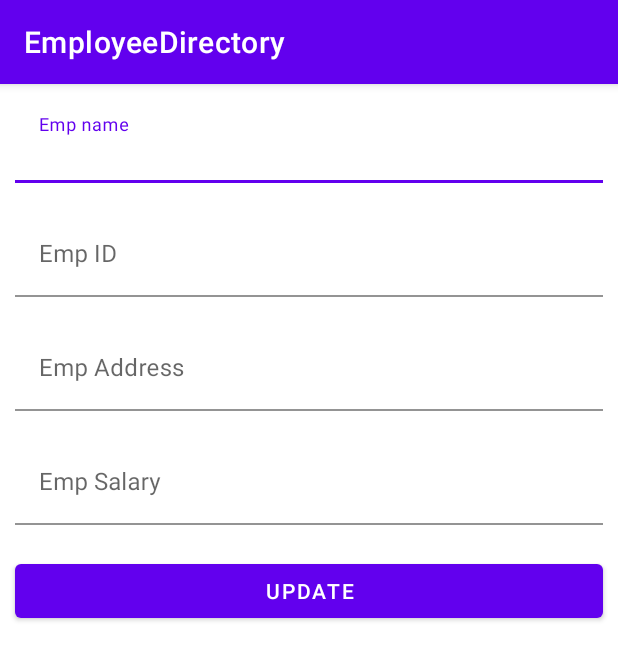
After one commit to AP-Skill-Development-Corporation/AAD-SRM-Internship-2K21, an Android app: the UpdateActivity screen opened directly, with no data from a screen before it, on a phone screen of 412 x 824 dp. The commit adds this screen. Shown: the top 660 px of the screen. Run offline under Robolectric (Android 15) with nearby library versions, the phone set to English and light mode, and no system bars; our stand-ins replace data binding.

Commit message:
Room Db upto xml update  commit

```diff
--- a/EmployeeDirectory/app/src/main/AndroidManifest.xml
+++ b/EmployeeDirectory/app/src/main/AndroidManifest.xml
@@ -9,6 +9,7 @@
         android:roundIcon="@mipmap/ic_launcher_round"
         android:supportsRtl="true"
         android:theme="@style/Theme.EmployeeDirectory">
+        <activity android:name=".UpdateActivity"></activity>
         <activity android:name=".MainActivity">
             <intent-filter>
                 <action android:name="android.intent.action.MAIN" />
--- /dev/null
+++ b/EmployeeDirectory/app/src/main/java/com/example/employeedirectory/UpdateActivity.java
@@ -0,0 +1,18 @@
+package com.example.employeedirectory;
+
+import androidx.appcompat.app.AppCompatActivity;
+
+import android.os.Bundle;
+import android.view.View;
+
+public class UpdateActivity extends AppCompatActivity {
+
+    @Override
+    protected void onCreate(Bundle savedInstanceState) {
+        super.onCreate(savedInstanceState);
+        setContentView(R.layout.activity_update);
+    }
+
+    public void updateData(View view) {
+    }
+}
--- /dev/null
+++ b/EmployeeDirectory/app/src/main/res/layout/activity_update.xml
@@ -0,0 +1,69 @@
+<?xml version="1.0" encoding="utf-8"?>
+<layout
+    xmlns:android="http://schemas.android.com/apk/res/android"
+    xmlns:app="http://schemas.android.com/apk/res-auto"
+    xmlns:tools="http://schemas.android.com/tools"
+    tools:context=".UpdateActivity">
+
+<LinearLayout
+    android:orientation="vertical"
+    android:layout_width="match_parent"
+    android:layout_height="match_parent"
+    >
+    <com.google.android.material.textfield.TextInputLayout
+        android:layout_width="match_parent"
+        android:layout_margin="10dp"
+        android:layout_height="wrap_content">
+
+        <com.google.android.material.textfield.TextInputEditText
+            android:layout_width="match_parent"
+            android:layout_height="wrap_content"
+            android:hint="Emp name"
+            android:id="@+id/et_empName_Update"
+            android:background="#fff"/>
+    </com.google.android.material.textfield.TextInputLayout>
+    <com.google.android.material.textfield.TextInputLayout
+        android:layout_width="match_parent"
+        android:layout_margin="10dp"
+        android:layout_height="wrap_content">
+
+        <com.google.android.material.textfield.TextInputEditText
+            android:layout_width="match_parent"
+            android:layout_height="wrap_content"
+            android:hint="Emp ID"
+            android:id="@+id/et_empId_update"
+            android:background="#fff"/>
+    </com.google.android.material.textfield.TextInputLayout>
+    <com.google.android.material.textfield.TextInputLayout
+        android:layout_width="match_parent"
+        android:layout_margin="10dp"
+        android:layout_height="wrap_content">
+
+        <com.google.android.material.textfield.TextInputEditText
+            android:layout_width="match_parent"
+            android:layout_height="wrap_content"
+            android:hint="Emp Address"
+            android:id="@+id/et_empaddress_update"
+            android:background="#fff"/>
+    </com.google.android.material.textfield.TextInputLayout>
+    <com.google.android.material.textfield.TextInputLayout
+        android:layout_width="match_parent"
+        android:layout_margin="10dp"
+        android:layout_height="wrap_content">
+
+        <com.google.android.material.textfield.TextInputEditText
+            android:layout_width="match_parent"
+            android:layout_height="wrap_content"
+            android:hint="Emp Salary"
+            android:id="@+id/et_empSalary_Update"
+            android:background="#fff"/>
+    </com.google.android.material.textfield.TextInputLayout>
+<Button
+    android:layout_width="match_parent"
+    android:layout_height="wrap_content"
+    android:text="Update"
+    android:onClick="updateData"
+    android:layout_margin="10dp"/>
+</LinearLayout>
+
+</layout>
--- a/EmployeeDirectory/app/src/main/res/layout/each_employee_row.xml
+++ b/EmployeeDirectory/app/src/main/res/layout/each_employee_row.xml
@@ -11,7 +11,7 @@
             android:drawableLeft="@drawable/ic_baseline_edit_24"
             android:layout_width="0dp"
             android:layout_weight="1"
-            android:layout_height="200dp"
+            android:layout_height="150dp"
             android:id="@+id/tv_edit"/>
         <LinearLayout
             android:layout_width="0dp"
@@ -56,6 +56,6 @@
             android:drawableLeft="@drawable/ic_baseline_delete_24"
             android:layout_width="0dp"
             android:layout_weight="1"
-            android:layout_height="200dp"
+            android:layout_height="150dp"
             android:id="@+id/tv_delete"/>
     </LinearLayout>
```
